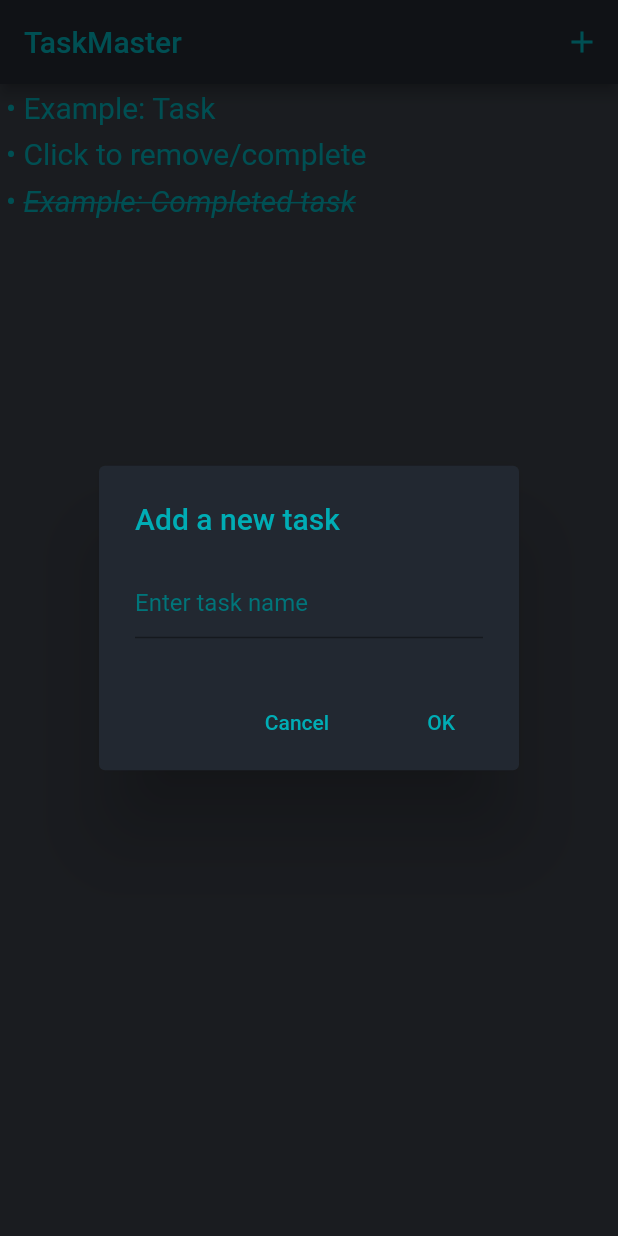
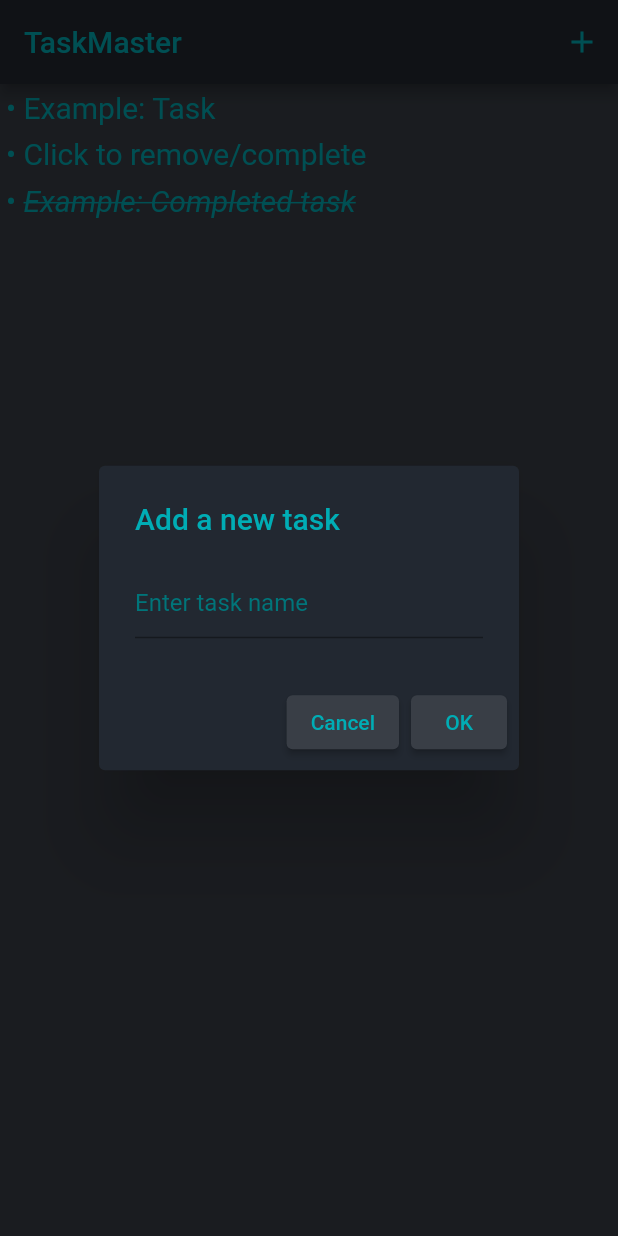
Before and after one commit to wesolowskidawid/todo_app, a Flutter app: the screen it shows after launch, after a tap on the "add" icon, on a phone screen of 412 x 824 dp. Run offline on Flutter 3.47's test engine with Material 2 defaults, Android fonts, the phone set to English and light mode, and no system bars; Roboto replaces fonts that are missing (Arial).

Commit message:
flutter update, button fix

```diff
--- a/lib/main.dart
+++ b/lib/main.dart
@@ -109,10 +109,13 @@ class _MyHomePageState extends State<MyHomePage> {
               ),
             ),
             actions: <Widget>[
-              FlatButton(
+              ElevatedButton(
                 onPressed: () {
                   Navigator.of(context).pop();
                 },
+                style: ElevatedButton.styleFrom(
+                  backgroundColor: const Color(0xff393e46),
+                ),
                 child: const Text(
                     'Cancel',
                     style: TextStyle(
@@ -120,7 +123,7 @@ class _MyHomePageState extends State<MyHomePage> {
                     ),
                 ),
               ),
-              FlatButton(
+              ElevatedButton(
                 onPressed: () {
                   Navigator.of(context).pop();
                   bool repeatedError = false;
@@ -146,6 +149,9 @@ class _MyHomePageState extends State<MyHomePage> {
                     }
                   }
                 },
+                style: ElevatedButton.styleFrom(
+                  backgroundColor: const Color(0xff393e46),
+                ),
                 child: const Text(
                     'OK',
                     style: TextStyle(
@@ -187,10 +193,13 @@ class _MyHomePageState extends State<MyHomePage> {
               ],
             ),
             actions: <Widget>[
-              FlatButton(
+              ElevatedButton(
                 onPressed: () {
                   Navigator.of(context).pop();
                 },
+                style: ElevatedButton.styleFrom(
+                  backgroundColor: const Color(0xff393e46),
+                ),
                 child: const Text(
                     'Cancel',
                     style: TextStyle(
@@ -198,7 +207,7 @@ class _MyHomePageState extends State<MyHomePage> {
                     ),
                 ),
               ),
-              FlatButton(
+              ElevatedButton(
                 onPressed: () {
                   Navigator.of(context).pop();
                   bool repeatedError = false;
@@ -224,6 +233,9 @@ class _MyHomePageState extends State<MyHomePage> {
                     }
                   }
                 },
+                style: ElevatedButton.styleFrom(
+                  backgroundColor: const Color(0xff393e46),
+                ),
                 child: const Text(
                     'OK',
                     style: TextStyle(
@@ -265,10 +277,13 @@ class _MyHomePageState extends State<MyHomePage> {
               ),
             ),
             actions: <Widget>[
-              FlatButton(
+              ElevatedButton(
                 onPressed: () {
                   Navigator.of(context).pop();
                 },
+                style: ElevatedButton.styleFrom(
+                  backgroundColor: const Color(0xff393e46),
+                ),
                 child: const Text(
                     'Cancel',
                     style: TextStyle(
@@ -276,11 +291,14 @@ class _MyHomePageState extends State<MyHomePage> {
                     ),
                 ),
               ),
-              FlatButton(
+              ElevatedButton(
                 onPressed: () {
                   Navigator.of(context).pop();
                   removeItem(task);
                 },
+                style: ElevatedButton.styleFrom(
+                  backgroundColor: const Color(0xff393e46),
+                ),
                 child: const Text(
                     'Remove',
                     style: TextStyle(
@@ -288,11 +306,14 @@ class _MyHomePageState extends State<MyHomePage> {
                     ),
                 ),
               ),
-              FlatButton(
+              ElevatedButton(
                 onPressed: () {
                   Navigator.of(context).pop();
                   changeState(task);
                 },
+                style: ElevatedButton.styleFrom(
+                  backgroundColor: const Color(0xff393e46),
+                ),
                 child: Text(
                     compl,
                     style: const TextStyle(
```
Also changed, not shown: pubspec.lock, 1 other file.
